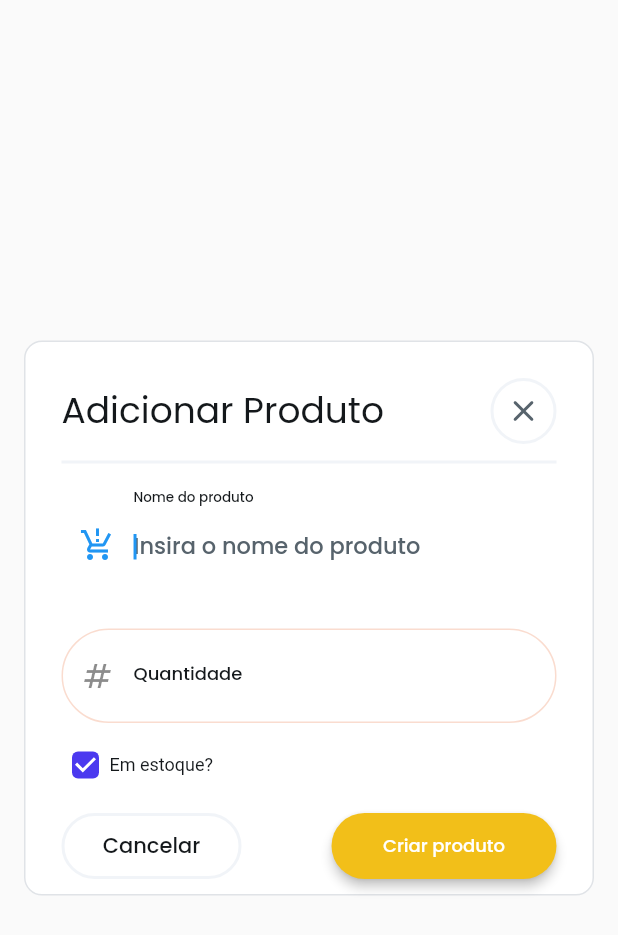
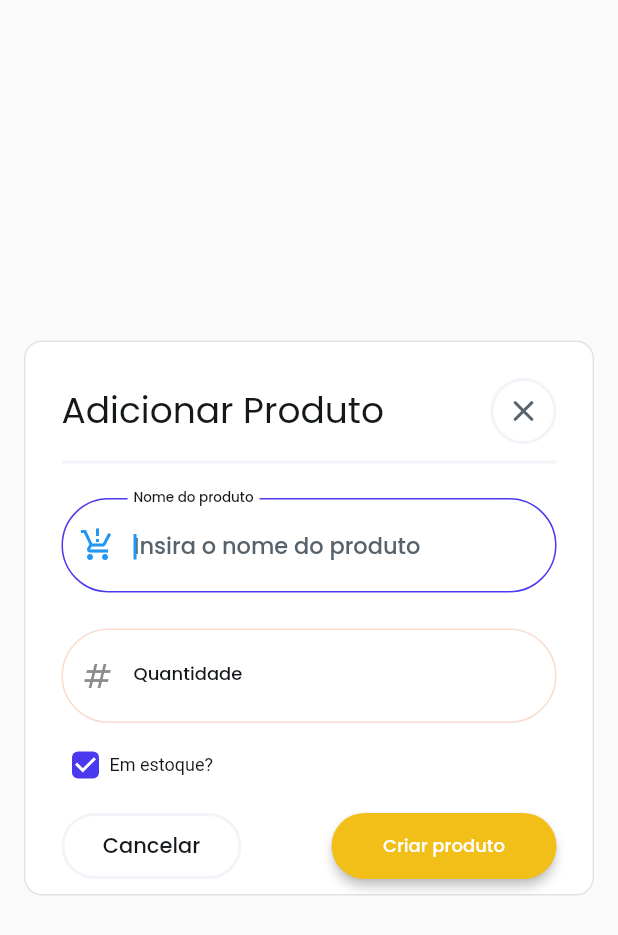
Before and after one commit to WIL-TZY/controleEstoque, a Flutter app: the AddProdutoWidget widget shown alone on an empty page, opened directly, on a phone screen of 412 x 824 dp. Shown: the top 935 px of the screen. Run offline on Flutter 3.47's test engine with Material 2 defaults, Android fonts, the light colour scheme and no system bars; drawn by our look-alikes of auto_size_text; our stand-ins replace cached_network_image, cloud_firestore, firebase_auth, firebase_core, font_awesome_flutter, from_css_color and 8 more; missing offline and left inert: aligned_dialog, json_path; accounts and stored records are empty; Roboto replaces fonts that are missing (Readex Pro).

Commit message:
Updating to latest FlutterFlow output.

```diff
--- a/lib/components/add_produto/add_produto_widget.dart
+++ b/lib/components/add_produto/add_produto_widget.dart
@@ -136,22 +136,22 @@ class _AddProdutoWidgetState extends State<AddProdutoWidget> {
                         borderRadius: BorderRadius.circular(100.0),
                       ),
                       focusedBorder: OutlineInputBorder(
-                        borderSide: const BorderSide(
-                          color: Color(0x00000000),
+                        borderSide: BorderSide(
+                          color: FlutterFlowTheme.of(context).primary,
                           width: 1.0,
                         ),
                         borderRadius: BorderRadius.circular(100.0),
                       ),
                       errorBorder: OutlineInputBorder(
-                        borderSide: const BorderSide(
-                          color: Color(0x00000000),
+                        borderSide: BorderSide(
+                          color: FlutterFlowTheme.of(context).error,
                           width: 1.0,
                         ),
                         borderRadius: BorderRadius.circular(100.0),
                       ),
                       focusedErrorBorder: OutlineInputBorder(
-                        borderSide: const BorderSide(
-                          color: Color(0x00000000),
+                        borderSide: BorderSide(
+                          color: FlutterFlowTheme.of(context).error,
                           width: 1.0,
                         ),
                         borderRadius: BorderRadius.circular(100.0),
```
